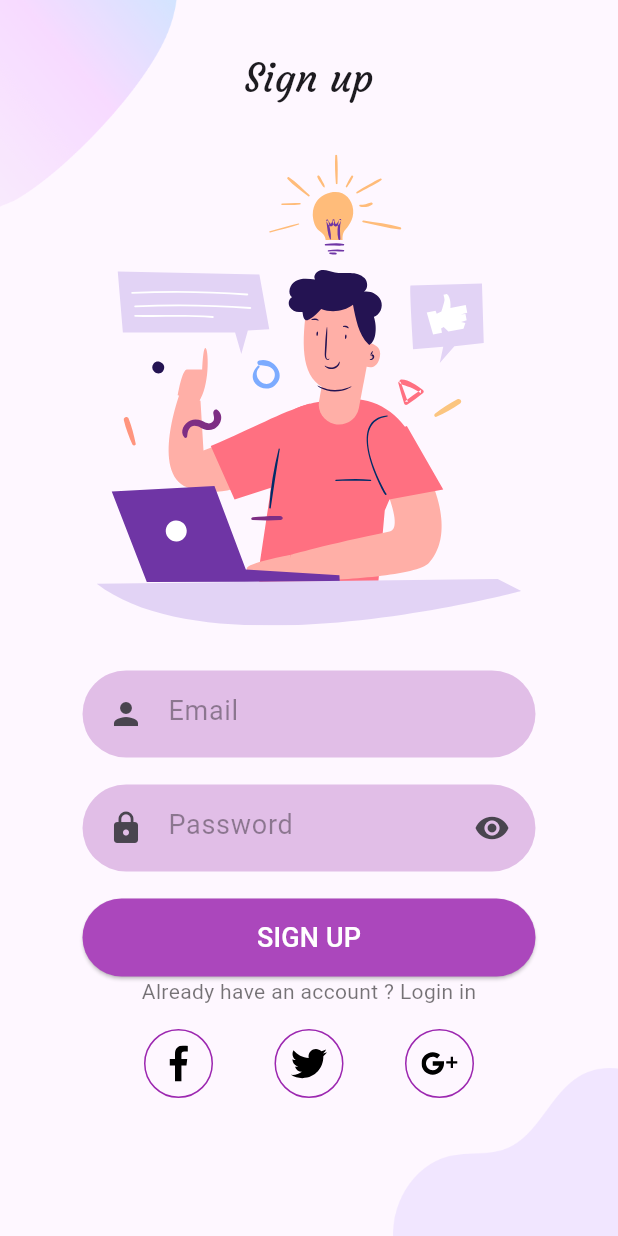
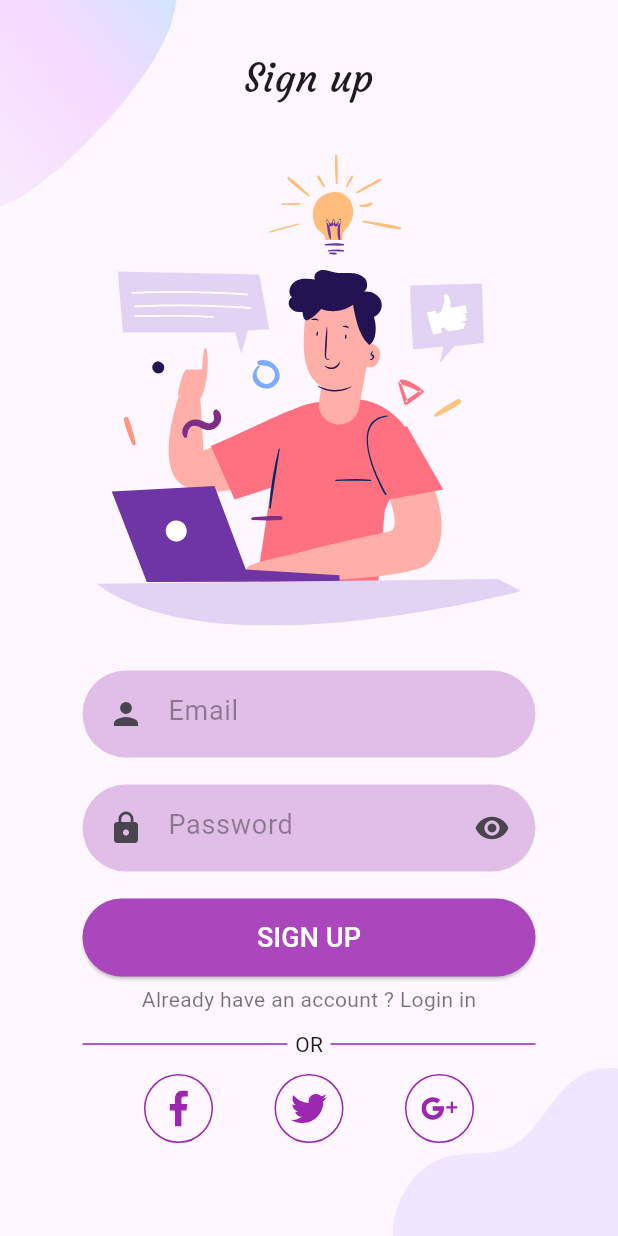
Before and after one commit to Diaf-Abderrahmane/flutter_final_project_level1, a Flutter app: the Signup screen opened by its route, on a phone screen of 412 x 824 dp. Run offline on Flutter 3.47's test engine with Material 3 defaults, Android fonts, the light colour scheme and no system bars; our stand-ins replace flutter_svg.

Commit message:
Finished project

```diff
--- a/lib/pages/login.dart
+++ b/lib/pages/login.dart
@@ -93,9 +93,14 @@ class Login extends StatelessWidget {
                                     fontSize: 18, color: Colors.white),
                               )),
                         ),
-                        Text(
-                          "Don't have an account ? Sign up",
-                          style: TextStyle(color: Colors.black54),
+                        GestureDetector(
+                          onTap: () {
+                            Navigator.pushNamed(context, "/signup");
+                          },
+                          child: Text(
+                            "Don't have an account ? Sign up",
+                            style: TextStyle(color: Colors.black54),
+                          ),
                         )
                       ],
                     ),
--- a/lib/pages/signup.dart
+++ b/lib/pages/signup.dart
@@ -93,12 +93,38 @@ class Signup extends StatelessWidget {
                                     fontSize: 18, color: Colors.white),
                               )),
                         ),
-                        Text(
+                        SizedBox(
+                          height: 5,
+                        ),
+                        GestureDetector(
+                          onTap: () {
+                            Navigator.pushNamed(context, "/login");
+                          },
+                          child: Text(
                             "Already have an account ? Login in",
                             style: TextStyle(color: Colors.black54),
                           ),
+                        ),
                         SizedBox(
-                          height: 15,
+                          height: 10,
+                        ),
+                        Row(
+                          children: [
+                            Expanded(
+                                child: Divider(
+                                    thickness: 1, color: Colors.purple)),
+                            Container(
+                                margin: EdgeInsets.fromLTRB(5, 0, 5, 0),
+                                child: Text("OR")),
+                            Expanded(
+                                child: Divider(
+                              thickness: 1,
+                              color: Colors.purple,
+                            ))
+                          ],
+                        ),
+                        SizedBox(
+                          height: 10,
                         ),
                         Row(
                           mainAxisAlignment: MainAxisAlignment.spaceEvenly,
@@ -110,7 +136,10 @@ class Signup extends StatelessWidget {
                                   border: Border.all(
                                       color: Colors.purple, width: 1)),
                               child: SvgPicture.asset(
-                                    "assets/icons/facebook.svg")),
+                                "assets/icons/facebook.svg",
+                                color: Colors.purple,
+                              ),
+                            ),
                             Container(
                                 padding: EdgeInsets.all(10),
                                 decoration: BoxDecoration(
@@ -120,6 +149,7 @@ class Signup extends StatelessWidget {
                                 child: SvgPicture.asset(
                                   "assets/icons/twitter.svg",
                                   width: 24,
+                                  color: Colors.purple,
                                 )),
                             Container(
                                 padding: EdgeInsets.all(10),
@@ -130,6 +160,7 @@ class Signup extends StatelessWidget {
                                 child: SvgPicture.asset(
                                   "assets/icons/google-plus.svg",
                                   width: 24,
+                                  color: Colors.purple,
                                 )),
                           ],
                         )
```
Lines whose indentation alone changed are shown as unchanged.
